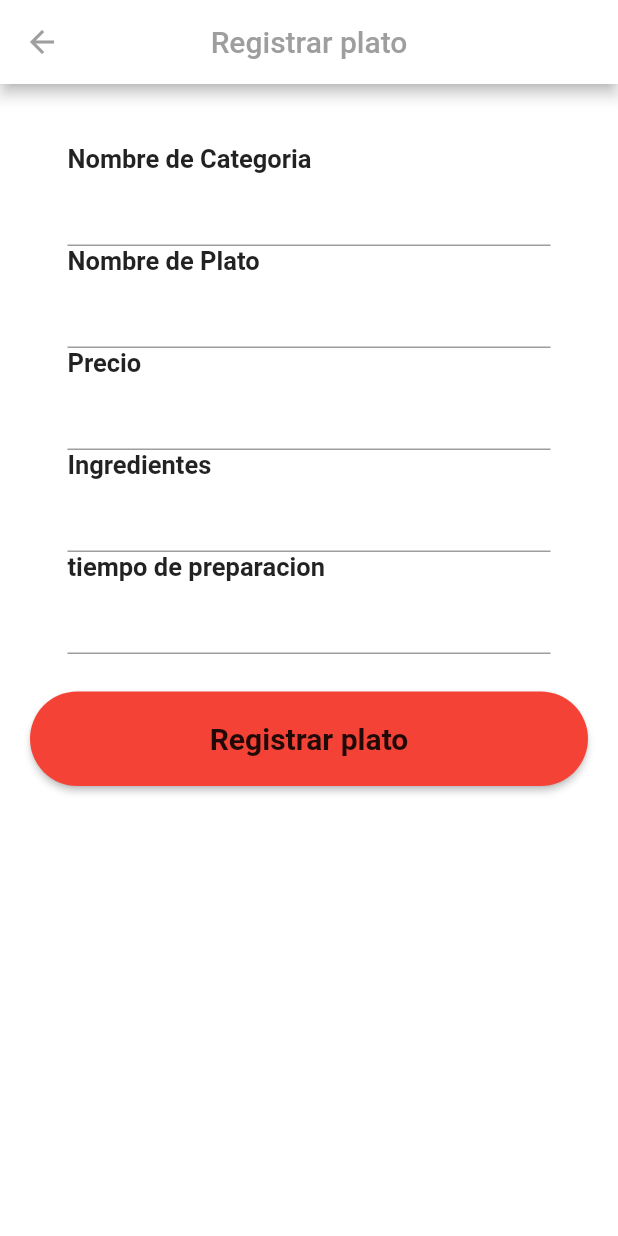
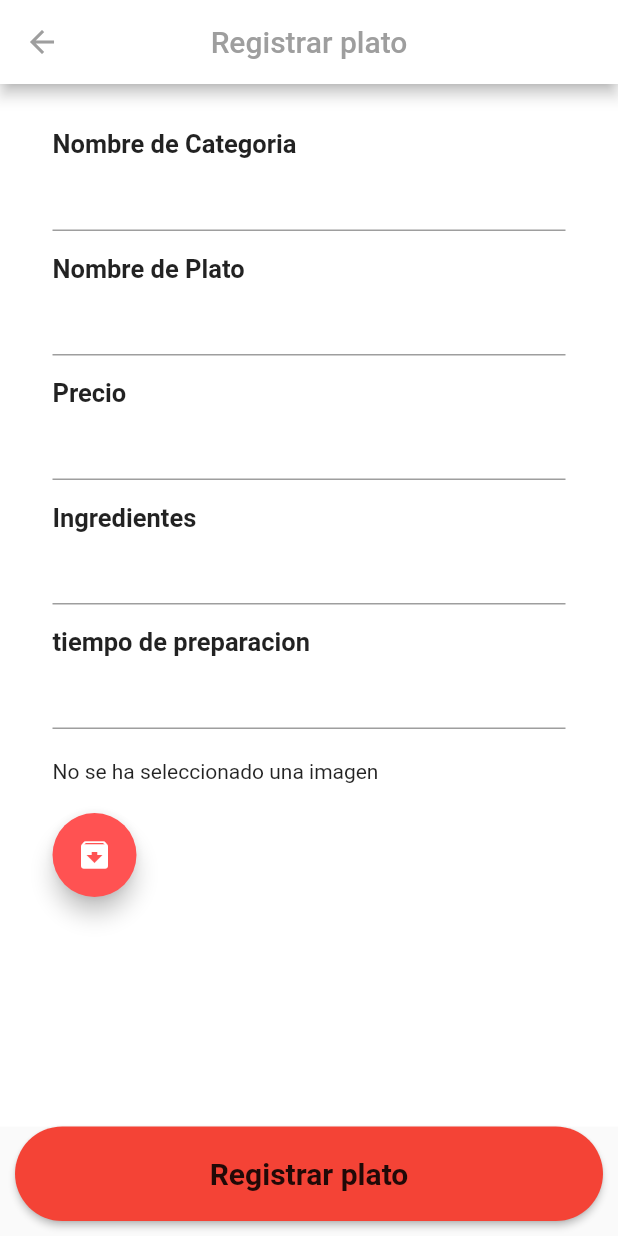
Before and after one commit to hdes26/Admin_DeliveryApp, a Flutter app: the RegistroPlato screen opened by its route, on a phone screen of 412 x 824 dp. Run offline on Flutter 3.47's test engine with Material 2 defaults, Android fonts, the phone set to English and light mode, and no system bars; our stand-ins replace image_picker.

Commit message:
Implementado camara y galeria en registrar plata

```diff
--- a/lib/registroPlato_page.dart
+++ b/lib/registroPlato_page.dart
@@ -1,4 +1,7 @@
+import 'dart:io';
+
 import 'package:flutter/material.dart';
+import 'package:image_picker/image_picker.dart';
 
 class RegistroPlato extends StatefulWidget {
   RegistroPlato({Key key}) : super(key: key);
@@ -8,9 +11,67 @@ class RegistroPlato extends StatefulWidget {
 }
 
 class _RegistroPlatoState extends State<RegistroPlato> {
+  PickedFile imageFile;
+  _openCamera(BuildContext context) async {
+    var picture = await ImagePicker().getImage(source: ImageSource.camera);
+    this.setState(() {
+      imageFile = picture;
+    });
+    Navigator.of(context).pop();
+  }
+
+  _openGallary(BuildContext context) async {
+    var picture = await ImagePicker().getImage(source: ImageSource.gallery);
+    this.setState(() {
+      imageFile = picture;
+    });
+    Navigator.of(context).pop();
+  }
+
+  Widget _decideImageView() {
+    if (imageFile == null) {
+      return Text("No se ha seleccionado una imagen");
+    } else {
+      return Image.file(
+        File(imageFile.path),
+        height: 200,
+        width: 200,
+      );
+    }
+  }
+
+  Future<void> _showDialog(BuildContext context) {
+    return showDialog(
+        context: context,
+        builder: (BuildContext context) {
+          return AlertDialog(
+            title: Text("Seleccione"),
+            content: SingleChildScrollView(
+              child: ListBody(
+                children: [
+                  GestureDetector(
+                    child: Text('Galeria'),
+                    onTap: () {
+                      _openGallary(context);
+                    },
+                  ),
+                  Padding(padding: EdgeInsets.all(10)),
+                  GestureDetector(
+                    child: Text('Camara'),
+                    onTap: () {
+                      _openCamera(context);
+                    },
+                  )
+                ],
+              ),
+            ),
+          );
+        });
+  }
+
   @override
   Widget build(BuildContext context) {
-  return Scaffold(
+    return Scaffold(
       appBar: AppBar(
         iconTheme: IconThemeData(color: Colors.grey),
         shadowColor: Colors.black,
@@ -24,17 +85,19 @@ class _RegistroPlatoState extends State<RegistroPlato> {
         child: ListView(
           children: [
             _formEditPlato(),
-            _buttonSend(),
           ],
         ),
       ),
+      bottomNavigationBar: Container(
+          padding: EdgeInsets.only(left: 10, right: 10, bottom: 10),
+          child: _buttonSend()),
     );
   }
 
   Widget _formEditPlato() {
     return Container(
       child: Padding(
-          padding: EdgeInsets.all(25),
+          padding: EdgeInsets.all(15),
           child: Column(
             crossAxisAlignment: CrossAxisAlignment.start,
             children: [
@@ -43,26 +106,51 @@ class _RegistroPlatoState extends State<RegistroPlato> {
                 style: TextStyle(fontSize: 17, fontWeight: FontWeight.bold),
               ),
               _inputText(TextInputType.name),
+              SizedBox(
+                height: 15,
+              ),
               Text(
                 'Nombre de Plato',
                 style: TextStyle(fontSize: 17, fontWeight: FontWeight.bold),
               ),
               _inputText(TextInputType.name),
+              SizedBox(
+                height: 15,
+              ),
               Text(
                 'Precio',
                 style: TextStyle(fontSize: 17, fontWeight: FontWeight.bold),
               ),
               _inputText(TextInputType.number),
+              SizedBox(
+                height: 15,
+              ),
               Text(
                 'Ingredientes',
                 style: TextStyle(fontSize: 17, fontWeight: FontWeight.bold),
               ),
               _inputText(TextInputType.name),
+              SizedBox(
+                height: 15,
+              ),
               Text(
                 'tiempo de preparacion',
                 style: TextStyle(fontSize: 17, fontWeight: FontWeight.bold),
               ),
               _inputText(TextInputType.name),
+              SizedBox(
+                height: 20,
+              ),
+              _decideImageView(),
+              SizedBox(
+                height: 20,
+              ),
+              FloatingActionButton(
+                  backgroundColor: Colors.redAccent,
+                  child: Icon(Icons.archive),
+                  onPressed: () {
+                    _showDialog(context);
+                  })
             ],
           )),
     );
--- a/pubspec.yaml
+++ b/pubspec.yaml
@@ -23,6 +23,7 @@ environment:
 dependencies:
   flutter:
     sdk: flutter
+  image_picker:
 
 
   # The following adds the Cupertino Icons font to your application.
```
Also changed, not shown: pubspec.lock.
